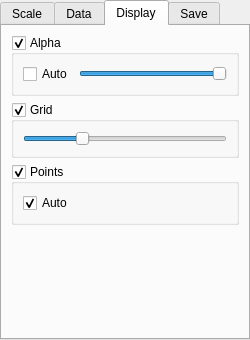
The window that plotConfigTemplate.ui (calanoue/pyqtgraph) describes before a commit, drawn with Qt 5.
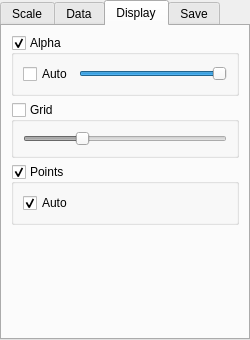
The same window after the commit. The open tabs and pages were chosen to show the change.

Patch:
```diff
--- a/plotConfigTemplate.ui
+++ b/plotConfigTemplate.ui
@@ -419,6 +419,9 @@
          <property name="checkable">
           <bool>true</bool>
          </property>
+         <property name="checked">
+          <bool>false</bool>
+         </property>
          <layout class="QVBoxLayout" name="verticalLayout_4">
           <item>
            <widget class="QSlider" name="gridAlphaSlider">
```
